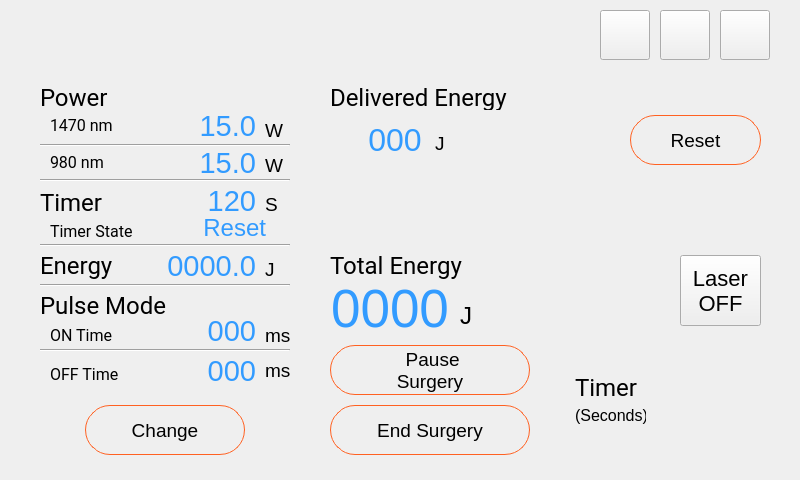
Qt form readyforsurgery.ui (sushant8808/Proctology_colibri) before a commit.
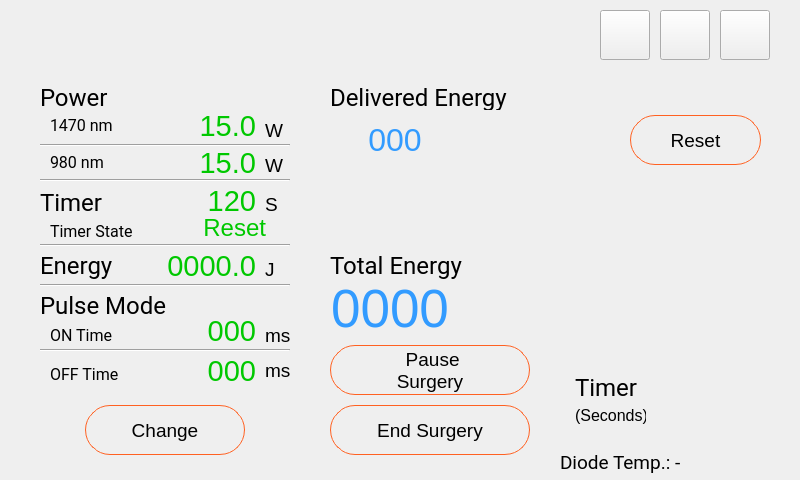
The same form after that commit. Custom widgets are drawn as their Qt base class.

Commit message: peltier and temp control

The edit to the form file:
```diff
--- a/readyforsurgery.ui
+++ b/readyforsurgery.ui
@@ -271,7 +271,7 @@
      </property>
      <property name="styleSheet">
       <string notr="true">font-size:22pt;
-color: rgb(50, 155, 255);</string>
+color: rgb(0, 200, 0);</string>
      </property>
      <property name="text">
       <string>15.0</string>
@@ -291,7 +291,7 @@
      </property>
      <property name="styleSheet">
       <string notr="true">font-size:22pt;
-color: rgb(50, 155, 255);</string>
+color: rgb(0, 200, 0);</string>
      </property>
      <property name="text">
       <string>15.0</string>
@@ -311,7 +311,7 @@
      </property>
      <property name="styleSheet">
       <string notr="true">font-size:22pt;
-color: rgb(50, 155, 255);</string>
+color: rgb(0, 200, 0);</string>
      </property>
      <property name="text">
       <string>120</string>
@@ -331,7 +331,7 @@
      </property>
      <property name="styleSheet">
       <string notr="true">font-size: 18pt;
-color: rgb(50, 155, 255);</string>
+color: rgb(0, 200, 0);</string>
      </property>
      <property name="text">
       <string>Reset</string>
@@ -351,7 +351,7 @@
      </property>
      <property name="styleSheet">
       <string notr="true">font-size:22pt;
-color: rgb(50, 155, 255);</string>
+color: rgb(0, 200, 0);</string>
      </property>
      <property name="text">
       <string>000</string>
@@ -371,7 +371,7 @@
      </property>
      <property name="styleSheet">
       <string notr="true">font-size:22pt;
-color: rgb(50, 155, 255);</string>
+color: rgb(0, 200, 0);</string>
      </property>
      <property name="text">
       <string>0000.0</string>
@@ -407,7 +407,7 @@
      </property>
      <property name="styleSheet">
       <string notr="true">font-size:22pt;
-color: rgb(50, 155, 255);</string>
+color: rgb(0, 200, 0);</string>
      </property>
      <property name="text">
       <string>000</string>
@@ -591,22 +591,6 @@
       <string>Reset</string>
      </property>
     </widget>
-    <widget class="QLabel" name="label_13">
-     <property name="geometry">
-      <rect>
-       <x>125</x>
-       <y>58</y>
-       <width>31</width>
-       <height>21</height>
-      </rect>
-     </property>
-     <property name="styleSheet">
-      <string notr="true">font-size: 14pt;</string>
-     </property>
-     <property name="text">
-      <string>J</string>
-     </property>
-    </widget>
     <widget class="QLabel" name="label_12">
      <property name="geometry">
       <rect>
@@ -632,22 +616,6 @@
       <string>Delivered Energy</string>
      </property>
     </widget>
-    <widget class="QLabel" name="label_15">
-     <property name="geometry">
-      <rect>
-       <x>150</x>
-       <y>230</y>
-       <width>31</width>
-       <height>21</height>
-      </rect>
-     </property>
-     <property name="styleSheet">
-      <string notr="true">font-size: 18pt;</string>
-     </property>
-     <property name="text">
-      <string>J</string>
-     </property>
-    </widget>
     <widget class="QLabel" name="label_14">
      <property name="geometry">
       <rect>
@@ -865,23 +833,6 @@
       <set>Qt::AlignCenter</set>
      </property>
     </widget>
-    <widget class="QPushButton" name="pushButton">
-     <property name="geometry">
-      <rect>
-       <x>370</x>
-       <y>180</y>
-       <width>81</width>
-       <height>71</height>
-      </rect>
-     </property>
-     <property name="styleSheet">
-      <string notr="true">font-size:22px;</string>
-     </property>
-     <property name="text">
-      <string>Laser
-OFF</string>
-     </property>
-    </widget>
    </widget>
    <widget class="QFrame" name="readysurgery_4">
     <property name="geometry">
@@ -1077,6 +1028,56 @@
     </property>
    </widget>
   </widget>
+  <widget class="QLabel" name="label_13">
+   <property name="geometry">
+    <rect>
+     <x>560</x>
+     <y>450</y>
+     <width>121</width>
+     <height>25</height>
+    </rect>
+   </property>
+   <property name="font">
+    <font>
+     <family>Roboto</family>
+     <pointsize>14</pointsize>
+     <weight>50</weight>
+     <italic>false</italic>
+     <bold>false</bold>
+    </font>
+   </property>
+   <property name="styleSheet">
+    <string notr="true">font-size: 14pt;</string>
+   </property>
+   <property name="text">
+    <string>Diode Temp.: - </string>
+   </property>
+  </widget>
+  <widget class="QLabel" name="diode_temp">
+   <property name="geometry">
+    <rect>
+     <x>690</x>
+     <y>450</y>
+     <width>61</width>
+     <height>25</height>
+    </rect>
+   </property>
+   <property name="font">
+    <font>
+     <family>Roboto</family>
+     <pointsize>14</pointsize>
+     <weight>50</weight>
+     <italic>false</italic>
+     <bold>false</bold>
+    </font>
+   </property>
+   <property name="styleSheet">
+    <string notr="true">font-size: 14pt;</string>
+   </property>
+   <property name="text">
+    <string/>
+   </property>
+  </widget>
  </widget>
  <customwidgets>
   <customwidget>
```
Left out of the diff: 24 changed lines with no effect on the pictures. The commit also changes 16 other files.
